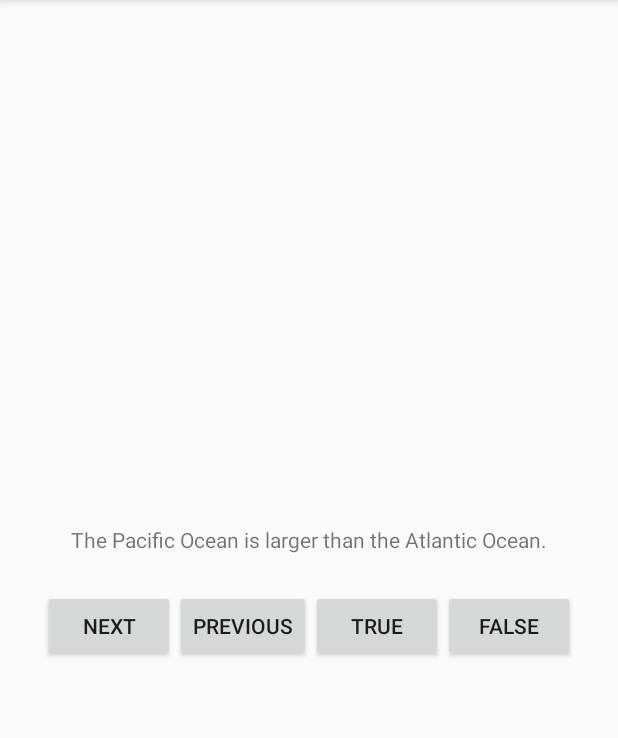
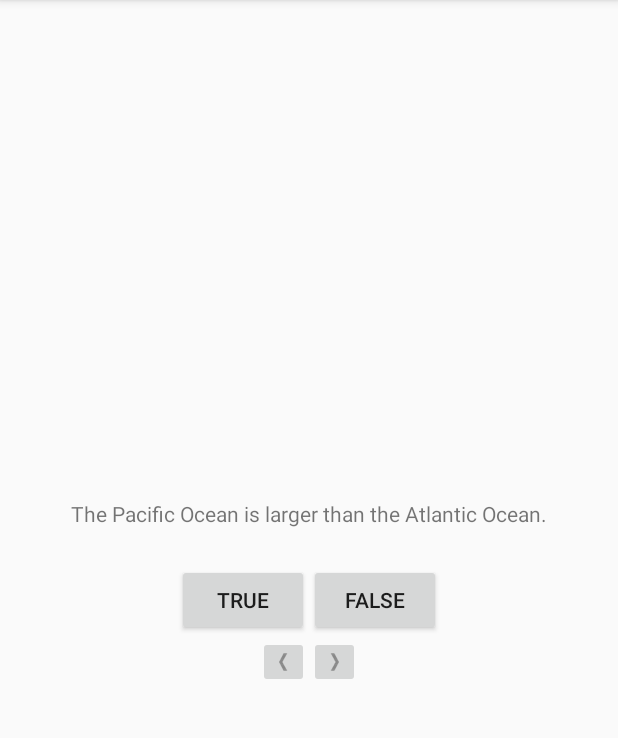
Before and after one commit to metranime/GeoQuiz2, an Android app: the screen it shows after launch (QuizActivity), on a phone screen of 412 x 824 dp, the part 84-822 px from its top. Run offline under Robolectric (Android 15) with nearby library versions, the phone set to English and light mode, and no system bars.

Commit message:
Finished with all challenges completed

```diff
--- a/app/src/main/java/com/bignerdranch/android/geoquiz/QuizActivity.java
+++ b/app/src/main/java/com/bignerdranch/android/geoquiz/QuizActivity.java
@@ -6,6 +6,7 @@ import android.view.Menu;
 import android.view.MenuItem;
 import android.widget.Button;
 import android.os.Bundle;
+import android.widget.ImageButton;
 import android.widget.TextView;
 import android.widget.Toast;
 
@@ -13,8 +14,8 @@ public class QuizActivity extends AppCompatActivity {
     //Create Buttons
     private Button mTrueButton;
     private Button mFalseButton;
-    private Button mNextButton;
-    private Button mPreviousButton;
+    private ImageButton mNextButton;
+    private ImageButton mPreviousButton;
     private TextView mQuestionTextView;
     /* Set up question bank
        Form: Question(string.questionObject, boolean answer),
@@ -61,8 +62,18 @@ public class QuizActivity extends AppCompatActivity {
         setContentView(R.layout.activity_quiz);
 
         mQuestionTextView = (TextView) findViewById(R.id.question_text_view);
+
         int question = mQuestionBank[mCurrentIndex].getTextResId();
         mQuestionTextView.setText(question);
+
+        mQuestionTextView.setOnClickListener(new View.OnClickListener() {
+            @Override
+            public void onClick(View v) {
+                mCurrentIndex = (mCurrentIndex + 1) % mQuestionBank.length;
+                int question = mQuestionBank[mCurrentIndex].getTextResId();
+                mQuestionTextView.setText(question);
+            }
+        });
 
         //Initialize Button by Id(loaded from quiz activity)
         mTrueButton = (Button) findViewById(R.id.true_button);
@@ -91,7 +102,7 @@ public class QuizActivity extends AppCompatActivity {
             }
         });
 
-        mNextButton = (Button) findViewById(R.id.next_button);
+        mNextButton = (ImageButton) findViewById(R.id.next_button);
         mNextButton.setOnClickListener(new View.OnClickListener() {
             @Override
             public void onClick(View v) {
@@ -102,7 +113,7 @@ public class QuizActivity extends AppCompatActivity {
         });
 
         //Creates previous button
-        mPreviousButton = (Button) findViewById(R.id.previous_button);
+        mPreviousButton = (ImageButton) findViewById(R.id.previous_button);
         mPreviousButton.setOnClickListener(new View.OnClickListener() {
             @Override
             public void onClick(View v) {
--- a/app/src/main/res/layout/activity_quiz.xml
+++ b/app/src/main/res/layout/activity_quiz.xml
@@ -15,18 +15,6 @@
         android:layout_height="wrap_content"
         android:orientation="horizontal">
         <Button
-            android:id="@+id/next_button"
-            android:layout_width="wrap_content"
-            android:layout_height="wrap_content"
-            android:text="@string/next_button"
-            />
-        <Button
-            android:id="@+id/previous_button"
-            android:layout_width="wrap_content"
-            android:layout_height="wrap_content"
-            android:text="@string/previous_button"
-            />
-        <Button
             android:id="@+id/true_button"
             android:layout_width="wrap_content"
             android:layout_height="wrap_content"
@@ -37,4 +25,21 @@
             android:layout_height="wrap_content"
             android:text="@string/false_button"/>
     </LinearLayout>
+    <LinearLayout
+        android:layout_width="wrap_content"
+        android:layout_height="wrap_content"
+        android:orientation="horizontal">
+        <ImageButton
+            android:id="@+id/previous_button"
+            android:layout_width="wrap_content"
+            android:layout_height="wrap_content"
+            android:src="@drawable/arrow_left"
+            />
+        <ImageButton
+            android:id="@+id/next_button"
+            android:layout_width="wrap_content"
+            android:layout_height="wrap_content"
+            android:src="@drawable/arrow_right"
+            />
+    </LinearLayout>
 </LinearLayout>
```
Also changed, not shown: app/src/main/res/drawable-hdpi/arrow_left.png (added), app/src/main/res/drawable-hdpi/arrow_right.png (added), app/src/main/res/drawable-mdpi/arrow_left.png (added), app/src/main/res/drawable-mdpi/arrow_right.png (added), app/src/main/res/drawable-xhdpi/arrow_left.png (added), app/src/main/res/drawable-xhdpi/arrow_right.png (added), app/src/main/res/drawable-xxhdpi/arrow_left.png (added), app/src/main/res/drawable-xxhdpi/arrow_right.png (added).
